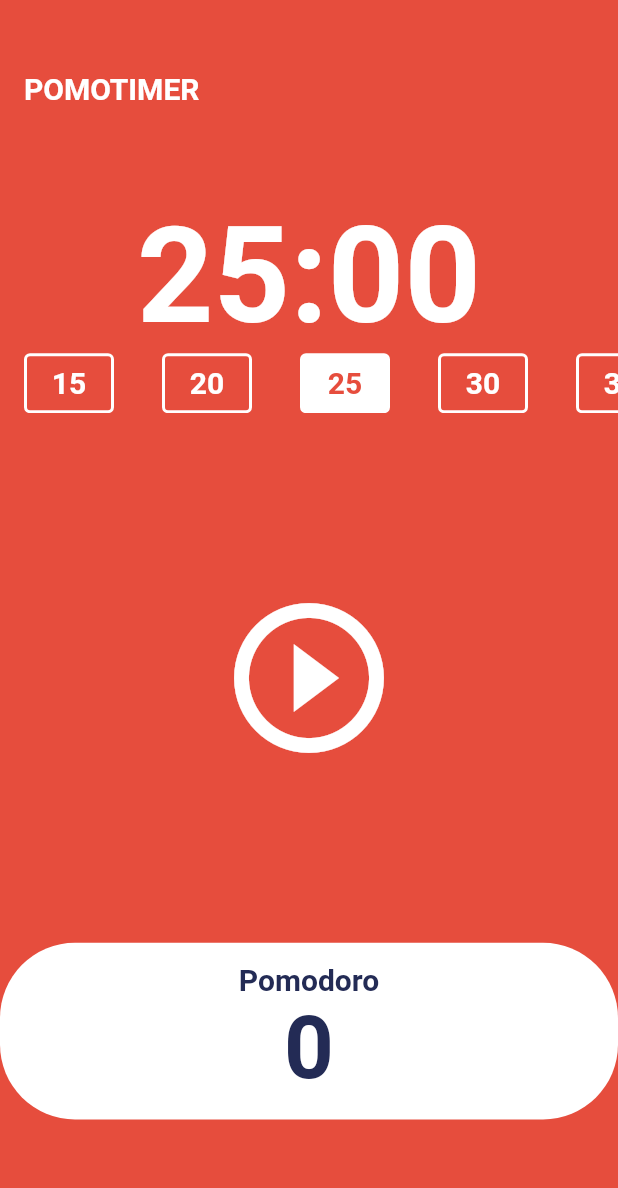
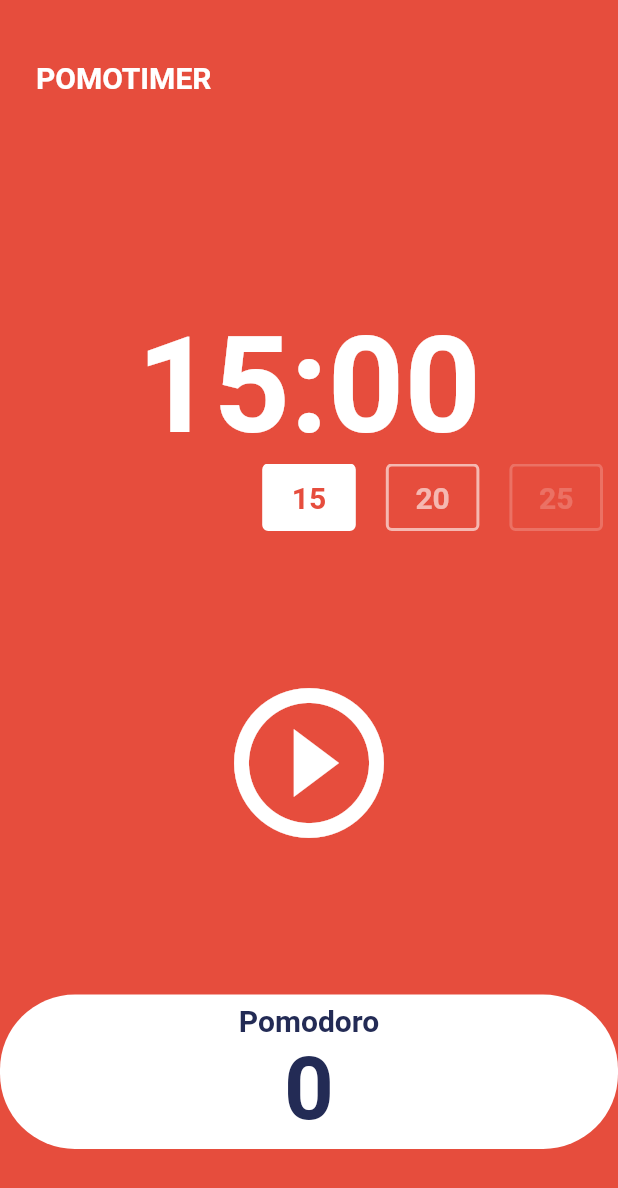
Before and after one commit to flowkater/toonflix, a Flutter app: the screen it shows after launch, after a tap on "15", on a phone screen of 412 x 824 dp. Shown: the top 1188 px of the screen. Run offline on Flutter 3.47's test engine with Material 2 defaults, Android fonts, the phone set to English and light mode, and no system bars.

```diff
--- a/lib/screens/home_screen.dart
+++ b/lib/screens/home_screen.dart
@@ -2,11 +2,20 @@ import 'dart:async';
 import 'package:flutter/material.dart';
 
 // Requirements
-// - 유저가 타이머의 시간(15, 20, 25, 30, 35)을 선택할 수 있어야 합니다.
-// - 유저가 타이머를 재설정 (리셋)할 수 있어야 합니다.
-// - 유저가 한 사이클을 완료한 횟수를 카운트해야 합니다.
-// - 유저가 4개의 사이클(1라운드)를 완료한 횟수를 카운트해야 합니다.
-// - 각 라운드가 끝나면 사용자가 5분간 휴식을 취할 수 있어야 합니다.
+// - [x] 유저가 타이머의 시간(15, 20, 25, 30, 35)을 선택할 수 있어야 합니다.
+// - [ ] 유저가 타이머를 재설정 (리셋)할 수 있어야 합니다.
+// - [ ] 유저가 한 사이클을 완료한 횟수를 카운트해야 합니다.
+// - [ ] 유저가 4개의 사이클(1라운드)를 완료한 횟수를 카운트해야 합니다.
+// - [ ] 각 라운드가 끝나면 사용자가 5분간 휴식을 취할 수 있어야 합니다.
+
+// Design
+// - [x] POMOTIMER
+// - [ ] Timer
+// - [x] Selection Time
+// - [ ] Pause Button
+// - [ ] Reset Button
+// - [ ] Bottom
+// - [ ] Layout detail
 
 class HomeScreen extends StatefulWidget {
   const HomeScreen({super.key});
@@ -17,11 +26,28 @@ class HomeScreen extends StatefulWidget {
 
 class _HomeScreenState extends State<HomeScreen> {
   static const timeRange = [15 * 60, 20 * 60, 25 * 60, 30 * 60, 35 * 60];
+  double currentTimeRangeIndex = 2;
+
   int timeRangeIndex = 2;
   bool isRunning = false;
   int totalPomodoros = 0;
   late int totalSeconds = timeRange[timeRangeIndex];
   late Timer timer;
+
+  final pageController = PageController(
+    initialPage: 2,
+    viewportFraction: 0.2,
+  );
+
+  @override
+  void initState() {
+    pageController.addListener(() {
+      setState(() {
+        currentTimeRangeIndex = pageController.page!;
+      });
+    });
+    super.initState();
+  }
 
   void onTick(Timer timer) {
     if (totalSeconds == 0) {
@@ -67,12 +93,18 @@ class _HomeScreenState extends State<HomeScreen> {
   }
 
   void onSelectedTimeRange(int index) {
-    timer.cancel();
+    if (isRunning) timer.cancel();
 
     setState(() {
       timeRangeIndex = index;
       totalSeconds = timeRange[timeRangeIndex];
     });
+
+    pageController.animateToPage(
+      index,
+      duration: const Duration(milliseconds: 300),
+      curve: Curves.easeInOut,
+    );
   }
 
   String format(int seconds) {
@@ -89,7 +121,9 @@ class _HomeScreenState extends State<HomeScreen> {
           Flexible(
             flex: 1,
             child: Padding(
-              padding: const EdgeInsets.symmetric(horizontal: 16.0),
+              padding: const EdgeInsets.symmetric(
+                horizontal: 24.0,
+              ),
               child: Container(
                 alignment: Alignment.centerLeft,
                 child: Text(
@@ -104,7 +138,7 @@ class _HomeScreenState extends State<HomeScreen> {
             ),
           ),
           Flexible(
-            flex: 1,
+            flex: 2,
             child: Container(
               alignment: Alignment.bottomCenter,
               child: Text(
@@ -120,17 +154,23 @@ class _HomeScreenState extends State<HomeScreen> {
           Flexible(
             flex: 1,
             child: SizedBox(
-              height: 40,
-              child: ListView.builder(
+              height: 45,
+              child: PageView.builder(
+                controller: pageController,
                 scrollDirection: Axis.horizontal,
                 itemCount: timeRange.length,
                 itemBuilder: ((context, index) {
-                  return Padding(
-                    padding: const EdgeInsets.symmetric(horizontal: 16.0),
+                  final double diff = (index - currentTimeRangeIndex).abs();
+                  final double halfLength = timeRange.length / 2;
+                  final double opacity = 1 - (diff / halfLength).clamp(0, 1);
+
+                  return Opacity(
+                    opacity: opacity,
+                    child: Padding(
+                      padding: const EdgeInsets.symmetric(horizontal: 10.0),
                       child: GestureDetector(
                         onTap: () => onSelectedTimeRange(index),
                         child: Container(
-                        width: 60,
                           decoration: BoxDecoration(
                             color: index == timeRangeIndex
                                 ? Theme.of(context).cardColor
@@ -150,6 +190,7 @@ class _HomeScreenState extends State<HomeScreen> {
                                     : Theme.of(context).cardColor,
                                 fontSize: 20,
                                 fontWeight: FontWeight.w600,
+                              ),
                             ),
                           ),
                         ),
```
Lines whose indentation alone changed are shown as unchanged.
